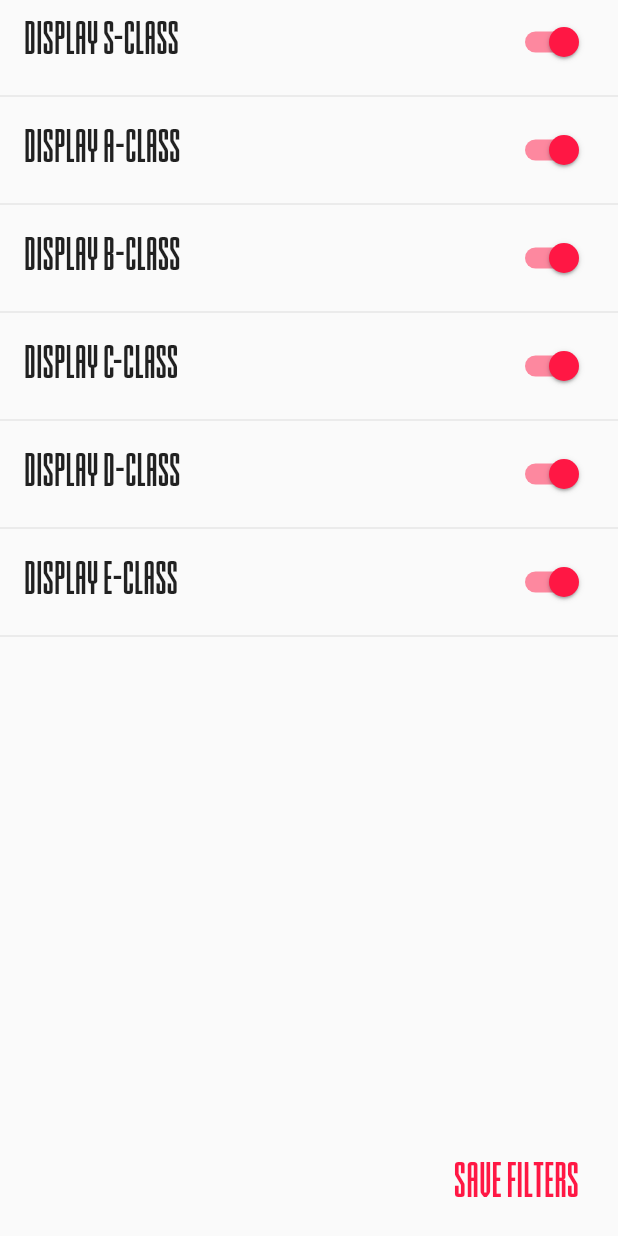
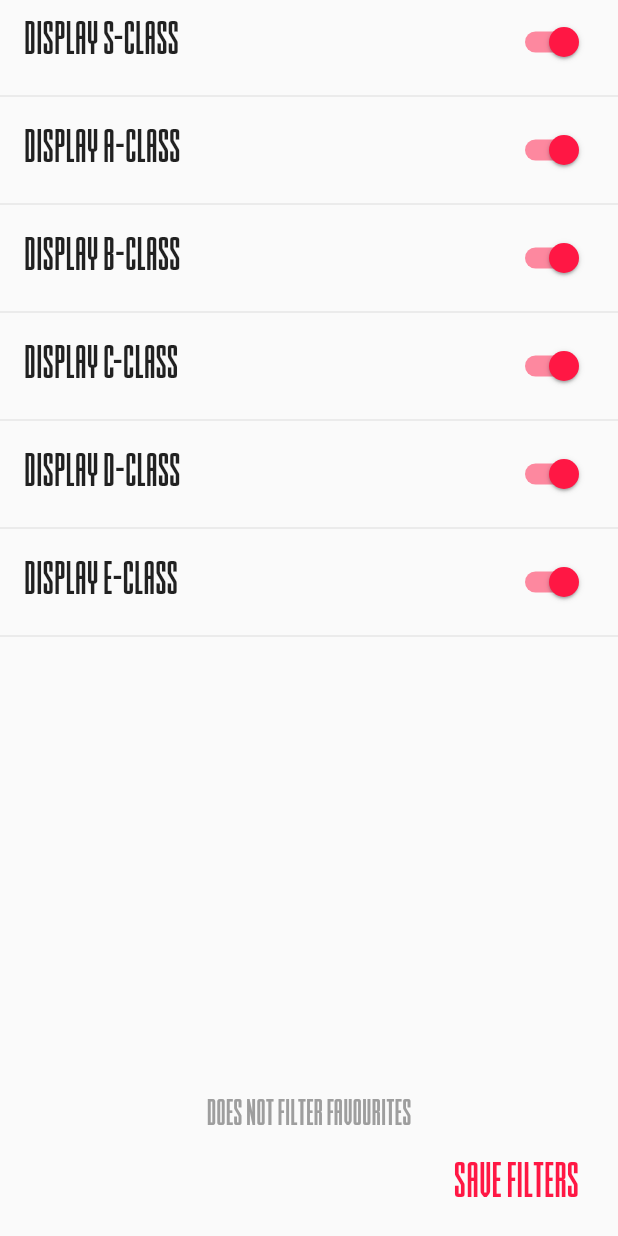
Before and after one commit to JayselDC/Mobile_Assignment_Part_B, a Flutter app: the PlayersFilterScreen screen opened by its route, on a phone screen of 412 x 824 dp. Run offline on Flutter 3.47's test engine with Material 2 defaults, Android fonts, the phone set to English and light mode, and no system bars.

Commit message:
Add note to filters screen

```diff
--- a/Basketball_Scout_App/lib/screens/players_filter_screen.dart
+++ b/Basketball_Scout_App/lib/screens/players_filter_screen.dart
@@ -127,6 +127,10 @@ class _PlayersFilterScreenState extends State<PlayersFilterScreen> {
               ],
             ),
           ),
+          Text('Does not filter favourites', style: TextStyle(
+            fontSize: 24,
+            color: Colors.grey,
+          ),),
           Padding(
             padding: const EdgeInsets.all(10),
             child: Row(
```
